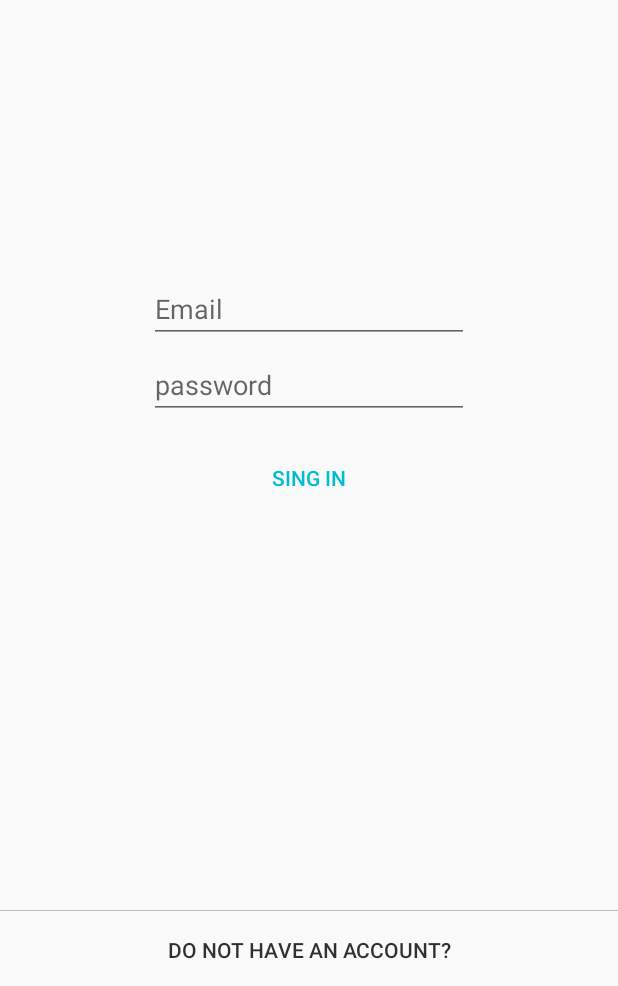
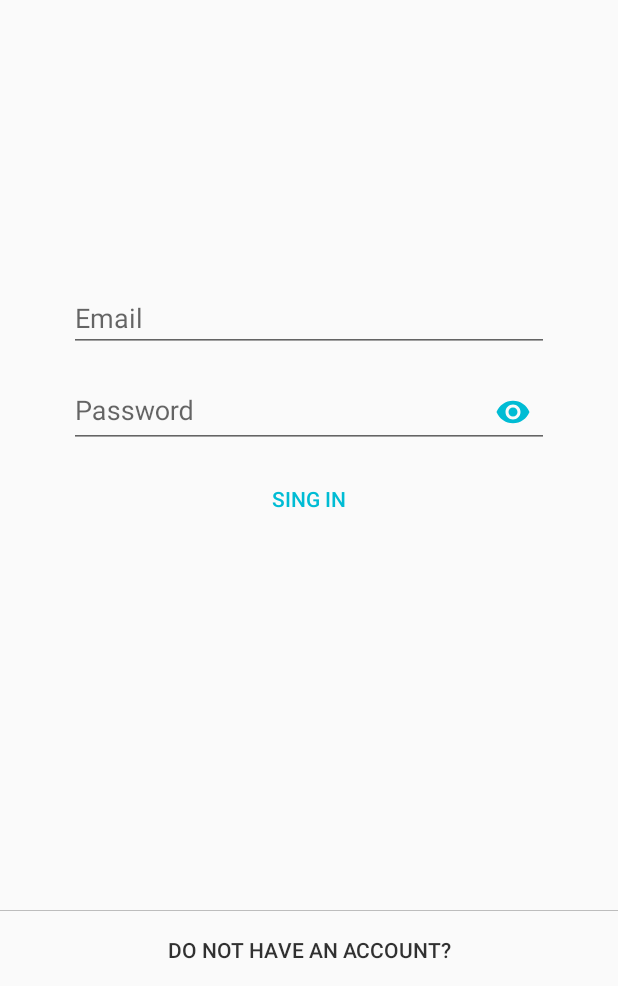
Before and after one commit to Gesuato/ProjectMealPrepAndroid, an Android app: the screen it shows after launch (LoginActivity), on a phone screen of 412 x 824 dp, the part 250-1236 px from its top. Run offline under Robolectric (Android 15) with nearby library versions, the light colour scheme and no system bars; our stand-ins replace Firebase (no records; nobody signed in at launch, a user with empty details on screens opened directly).

Commit message:
Added TextInputLayout in LoginActivity

```diff
--- a/app/src/main/java/com/easyprep/easyprep/ui/LoginActivity.kt
+++ b/app/src/main/java/com/easyprep/easyprep/ui/LoginActivity.kt
@@ -4,6 +4,7 @@ import android.content.Intent
 import android.content.SharedPreferences
 import android.os.Bundle
 import android.preference.PreferenceManager
+import android.support.design.widget.TextInputEditText
 import android.support.v7.app.AppCompatActivity
 import android.util.Log
 import android.view.Menu
@@ -28,6 +29,8 @@ class LoginActivity : AppCompatActivity() {
     private var weekMealPlan = WeekMealPlan()
     private lateinit var userSharePref: SharedPreferences
     private var isSingUp = false
+    private lateinit var editTextPassword: TextInputEditText
+    private lateinit var editTextPasswordConfirmation: TextInputEditText
 
     companion object {
         const val DB_REF = "WeekMealPlan"
@@ -39,10 +42,13 @@ class LoginActivity : AppCompatActivity() {
         super.onCreate(savedInstanceState)
         setContentView(R.layout.activity_login)
 
+        editTextPassword = findViewById(R.id.editTextPasswordId)
+        editTextPasswordConfirmation = findViewById(R.id.editTextConfirmationPasswordId)
+
         activity_login_id.setOnTouchListener { p0, p1 ->
             val imm = getSystemService(INPUT_METHOD_SERVICE) as InputMethodManager
             imm.hideSoftInputFromWindow(currentFocus!!.windowToken, 0)
-            editTextConfirmationPassword.clearFocus()
+            editTextPasswordConfirmation.clearFocus()
             editTextPassword.clearFocus()
             editTextEmail.clearFocus()
             false
@@ -57,7 +63,7 @@ class LoginActivity : AppCompatActivity() {
         btnLogin.setOnClickListener {
             val email = editTextEmail.text.toString()
             val password = editTextPassword.text.toString()
-            val passwordConfirmation = editTextConfirmationPassword.text.toString()
+            val passwordConfirmation = editTextPasswordConfirmation.text.toString()
 
             if (this.isSingUp) {
                 singUp(email, password, passwordConfirmation)
@@ -87,8 +93,8 @@ class LoginActivity : AppCompatActivity() {
         btnLogin.visibility = View.GONE
         btnSingUpOrSingIn.visibility = View.GONE
         editTextEmail.visibility = View.GONE
-        editTextPassword.visibility = View.GONE
-        editTextConfirmationPassword.visibility = View.GONE
+        textInputLayout_password_confirmation.visibility = View.GONE
+        textInputLayout_password.visibility = View.GONE
         space.visibility = View.GONE
         progressBar.visibility = View.VISIBLE
 
@@ -195,13 +201,13 @@ class LoginActivity : AppCompatActivity() {
         if (this.isSingUp) {
             this.isSingUp = false
             supportActionBar!!.title = resources.getString(R.string.sing_in)
-            editTextConfirmationPassword.visibility = View.GONE
+            textInputLayout_password_confirmation.visibility = View.GONE
             btnLogin.setText(R.string.sing_in)
             btnSingUpOrSingIn.setText(R.string.sing_up_button)
         } else {
             this.isSingUp = true
             supportActionBar!!.title = resources.getString(R.string.sing_up)
-            editTextConfirmationPassword.visibility = View.VISIBLE
+            textInputLayout_password_confirmation.visibility = View.VISIBLE
             btnLogin.setText(R.string.sing_up)
             btnSingUpOrSingIn.setText(R.string.sing_in_button)
         }
--- a/app/src/main/res/layout/activity_account_management.xml
+++ b/app/src/main/res/layout/activity_account_management.xml
@@ -15,7 +15,7 @@
         android:id="@+id/editText_email_retrieve"
         android:layout_width="wrap_content"
         android:layout_height="wrap_content"
-        android:ems="10"
+        android:ems="15"
         android:hint="@string/email"
         android:inputType="textEmailAddress" />
 
@@ -32,7 +32,7 @@
             android:id="@+id/editText_password_retrieve"
             android:layout_width="wrap_content"
             android:layout_height="wrap_content"
-            android:ems="10"
+            android:ems="15"
             android:hint="@string/password"
             android:inputType="textPassword" />
     </android.support.design.widget.TextInputLayout>
@@ -50,26 +50,10 @@
             android:id="@+id/editText_password_confirmation_retrieve"
             android:layout_width="wrap_content"
             android:layout_height="wrap_content"
-            android:ems="10"
+            android:ems="15"
             android:hint="@string/password_confirmation"
             android:inputType="textPassword" />
     </android.support.design.widget.TextInputLayout>
-
-    <!--<EditText-->
-    <!--android:id="@+id/editText_password_retrieve"-->
-    <!--android:layout_width="wrap_content"-->
-    <!--android:layout_height="wrap_content"-->
-    <!--android:ems="10"-->
-    <!--android:hint="@string/password"-->
-    <!--android:inputType="textPassword" />-->
-
-    <!--<EditText-->
-    <!--android:id="@+id/editText_password_confirmation_retrieve"-->
-    <!--android:layout_width="wrap_content"-->
-    <!--android:layout_height="wrap_content"-->
-    <!--android:ems="10"-->
-    <!--android:hint="@string/password_confirmation"-->
-    <!--android:inputType="textPassword" />-->
 
     <Button
         android:id="@+id/btnConfirm"
--- a/app/src/main/res/layout/activity_login.xml
+++ b/app/src/main/res/layout/activity_login.xml
@@ -24,7 +24,6 @@
         android:layout_height="200dp"
         android:gravity="center"
         android:layout_gravity="center"
-        android:layout_marginBottom="10dp"
         android:orientation="vertical">
 
 
@@ -33,30 +32,71 @@
             android:layout_width="wrap_content"
             android:layout_height="wrap_content"
             android:layout_marginBottom="5dp"
-            android:ems="10"
+            android:ems="15"
             android:hint="@string/email"
             android:inputType="textEmailAddress"
             android:visibility="visible" />
 
-        <EditText
-            android:id="@+id/editTextPassword"
-            android:layout_width="wrap_content"
+        <android.support.design.widget.TextInputLayout
+            android:id="@+id/textInputLayout_password"
+            android:layout_width="match_parent"
             android:layout_height="wrap_content"
-            android:layout_marginBottom="5dp"
-            android:ems="10"
-            android:hint="@string/password"
-            android:inputType="textPassword"
-            android:visibility="visible" />
+            android:gravity="center"
+            android:orientation="vertical"
+            app:passwordToggleEnabled="true"
+            app:passwordToggleTint="@color/colorAccent">
 
-        <EditText
-            android:id="@+id/editTextConfirmationPassword"
-            android:layout_width="wrap_content"
+            <android.support.design.widget.TextInputEditText
+                android:id="@+id/editTextPasswordId"
+                android:layout_width="wrap_content"
+                android:layout_height="wrap_content"
+                android:ems="15"
+                android:hint="@string/password"
+                android:inputType="textPassword" />
+        </android.support.design.widget.TextInputLayout>
+
+        <android.support.design.widget.TextInputLayout
+            android:id="@+id/textInputLayout_password_confirmation"
+            android:layout_width="match_parent"
             android:layout_height="wrap_content"
-            android:layout_marginBottom="5dp"
-            android:ems="10"
-            android:hint="@string/password_confirmation"
-            android:inputType="textPassword"
-            android:visibility="gone" />
+            android:gravity="center"
+            android:orientation="vertical"
+            app:passwordToggleEnabled="true"
+            app:passwordToggleTint="@color/colorAccent"
+            android:visibility="gone">
+
+            <android.support.design.widget.TextInputEditText
+                android:id="@+id/editTextConfirmationPasswordId"
+                android:layout_width="wrap_content"
+                android:layout_height="wrap_content"
+                android:layout_marginBottom="5dp"
+                android:ems="15"
+                android:hint="@string/password_confirmation"
+                android:inputType="textPassword"
+                />
+        </android.support.design.widget.TextInputLayout>
+
+
+
+        <!--<EditText-->
+            <!--android:id="@+id/editTextPassword"-->
+            <!--android:layout_width="wrap_content"-->
+            <!--android:layout_height="wrap_content"-->
+            <!--android:layout_marginBottom="5dp"-->
+            <!--android:ems="10"-->
+            <!--android:hint="@string/password"-->
+            <!--android:inputType="textPassword"-->
+            <!--android:visibility="visible" />-->
+
+        <!--<EditText-->
+            <!--android:id="@+id/editTextConfirmationPassword"-->
+            <!--android:layout_width="wrap_content"-->
+            <!--android:layout_height="wrap_content"-->
+            <!--android:layout_marginBottom="5dp"-->
+            <!--android:ems="10"-->
+            <!--android:hint="@string/password_confirmation"-->
+            <!--android:inputType="textPassword"-->
+            <!--android:visibility="gone" />-->
 
         <Button
             android:id="@+id/btnLogin"
@@ -66,10 +106,7 @@
             android:background="?selectableItemBackgroundBorderless"
             android:text="@string/sing_in"
             android:textColor="@color/colorAccent"
-            android:visibility="visible"
-            app:layout_constraintLeft_toLeftOf="@id/editTextPassword"
-            app:layout_constraintRight_toRightOf="@id/editTextPassword"
-            app:layout_constraintTop_toBottomOf="@id/editTextPassword" />
+            android:visibility="visible" />
     </LinearLayout>
 
     <ProgressBar
--- a/app/src/main/res/values/strings.xml
+++ b/app/src/main/res/values/strings.xml
@@ -79,7 +79,7 @@
 
     <!-- Strings of Login -->
     <string name="email">Email</string>
-    <string name="password">password</string>
+    <string name="password">Password</string>
     <string name="sing_in">Sing In</string>
     <string name="sing_out">Sing Out</string>
     <string name="sing_up">Sing Up</string>
```
